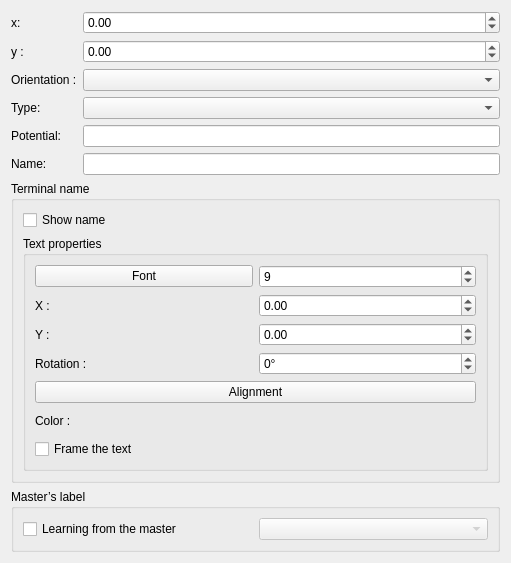
Qt form sources/editor/ui/terminaleditor.ui (Opus-id/qelectrotech-source-mirror) before a commit.
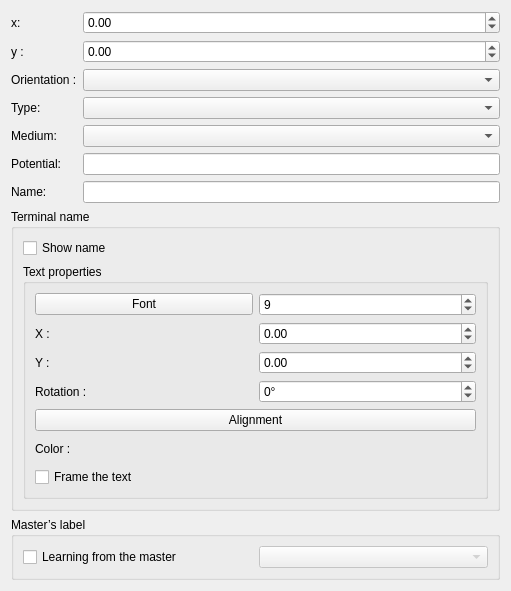
The same form after that commit.

Commit message: Terminals: choose their medium, and tell when two media are joined

Diff of the .ui file:
```diff
--- a/sources/editor/ui/terminaleditor.ui
+++ b/sources/editor/ui/terminaleditor.ui
@@ -48,7 +48,7 @@
      </property>
     </widget>
    </item>
-   <item row="5" column="1">
+   <item row="6" column="1">
     <widget class="QLineEdit" name="m_name_le"/>
    </item>
    <item row="2" column="1">
@@ -61,7 +61,7 @@
      </property>
     </widget>
    </item>
-   <item row="5" column="0">
+   <item row="6" column="0">
     <widget class="QLabel" name="label_4">
      <property name="text">
       <string>Name:</string>
@@ -79,20 +79,34 @@
     <widget class="QComboBox" name="m_type_cb"/>
    </item>
    <item row="4" column="0">
+    <widget class="QLabel" name="label_medium">
+     <property name="text">
+      <string>Medium:</string>
+     </property>
+    </widget>
+   </item>
+   <item row="4" column="1">
+    <widget class="QComboBox" name="m_medium_cb">
+     <property name="toolTip">
+      <string>The medium this terminal connects. Electrical is the default; the other media are for process symbols: a nozzle connects a pipe, an instrument a signal, a machine shaft its drive.</string>
+     </property>
+    </widget>
+   </item>
+   <item row="5" column="0">
     <widget class="QLabel" name="label_potential">
      <property name="text">
       <string>Potential:</string>
      </property>
     </widget>
    </item>
-   <item row="4" column="1">
+   <item row="5" column="1">
     <widget class="QLineEdit" name="m_potential_le">
      <property name="toolTip">
       <string>No effect unless "Function separation" is checked (all terminals of the block then stay connected). When it is checked, terminals sharing the same value stay connected to each other and the others are isolated.</string>
      </property>
     </widget>
    </item>
-   <item row="6" column="0" colspan="2">
+   <item row="7" column="0" colspan="2">
     <widget class="QGroupBox" name="m_label_gb">
      <property name="title">
       <string>Terminal name</string>
@@ -228,7 +242,7 @@
      </layout>
     </widget>
    </item>
-   <item row="7" column="0" colspan="2">
+   <item row="8" column="0" colspan="2">
     <widget class="QGroupBox" name="m_master_label_gb">
      <property name="title">
       <string>Master’s label</string>
```
The commit also changes 20 other files.
